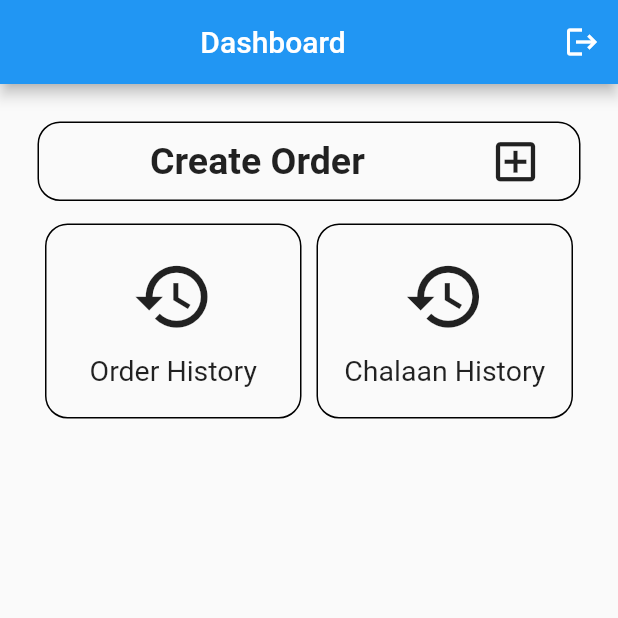
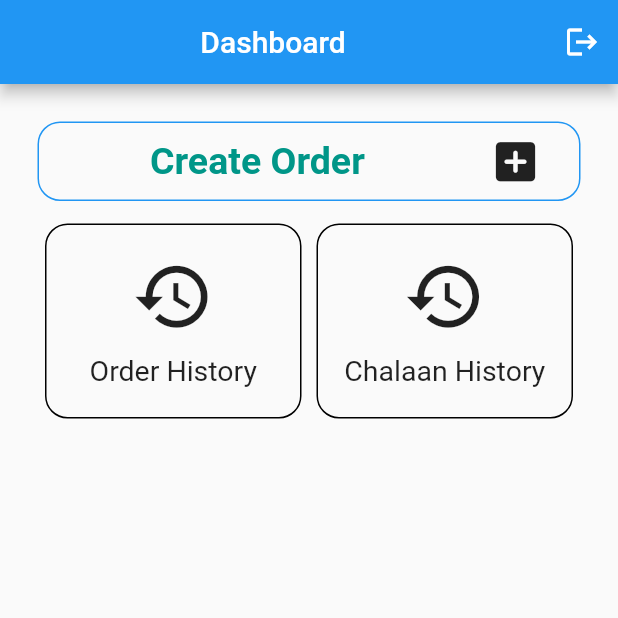
Before and after one commit to sartajmahmud/SwanApp, a Flutter app: the HomeScreen screen opened by its route, on a phone screen of 412 x 824 dp, the top half of it. Run offline on Flutter 3.47's test engine with Material 2 defaults, Android fonts, the phone set to English and light mode, and no system bars; our stand-ins replace mvc_pattern, pdf, printing, shared_preferences; accounts and stored records are empty.

Commit message:
product and fabric list view updated by noman

```diff
--- a/lib/Models/Fabric.dart
+++ b/lib/Models/Fabric.dart
@@ -2,6 +2,7 @@ class Fabric{
   int id = 0;
   String fabric_name = '';
   String fabric_type = '';
+  String fabric_dimension = '';
   int fabric_rate = 0;
   String created_at = '';
   String updated_at = '';
@@ -14,6 +15,7 @@ class Fabric{
     jsonMap['id'] != null ? id  = jsonMap['id'] : id = 0;
     jsonMap['fabric_name'] != null ? fabric_name = jsonMap['fabric_name'] : fabric_name = '';
     jsonMap['fabric_type'] != null ? fabric_type = jsonMap['fabric_type'] : fabric_type = '';
+    jsonMap['fabric_dimension'] != null ? fabric_dimension = jsonMap['fabric_dimension'] : fabric_dimension = '';
     jsonMap['fabric_rate'] != null ? fabric_rate = jsonMap['fabric_rate'] : fabric_rate = 0;
     jsonMap['created_at'] != null ? created_at = jsonMap['created_at'] : created_at = '';
     jsonMap['updated_at'] != null ? updated_at = jsonMap['updated_at'] : updated_at = '';
--- a/lib/Screens/HomeScreen.dart
+++ b/lib/Screens/HomeScreen.dart
@@ -39,7 +39,7 @@ class _HomeScreenState extends State<HomeScreen> {
                   },
                   child: Container(
                     decoration: BoxDecoration(
-                      border: Border.all(color: Colors.black, width: 1),
+                      border: Border.all(color: Colors.blue, width: 1),
                       borderRadius: BorderRadius.all(Radius.circular(15)),
 
                     ),
@@ -53,11 +53,13 @@ class _HomeScreenState extends State<HomeScreen> {
                               child: Center(child: Text('Create Order',
                               style: TextStyle(
                                 fontSize: 25,
-                                fontWeight: FontWeight.bold
+                                fontWeight: FontWeight.bold,
+                                color: Colors.teal
+
                               ),))),
                           Expanded(
                             flex: 2,
-                              child: Icon(Icons.add_box_outlined,
+                              child: Icon(Icons.add_box_rounded,
                               size: 35,))
                         ],
                       ),
--- a/lib/Widgets/ProductDetailsField.dart
+++ b/lib/Widgets/ProductDetailsField.dart
@@ -77,7 +77,7 @@ class _ProductDetailsFieldState extends StateMVC<ProductDetailsField> {
                       items: widget._con.products.map((Product value) {
                         return DropdownMenuItem<Product>(
                           value: value,
-                          child: Text(value.product_name),
+                          child: Text(value.product_name+''+value.size),
                         );
                       }).toList(),
                     ),
@@ -329,7 +329,7 @@ class _ProductDetailsFieldState extends StateMVC<ProductDetailsField> {
                   builder: (FormFieldState<Fabric> state) {
                     return InputDecorator(
                       decoration: const InputDecoration(
-                        labelText: 'Fabric ID',
+                        labelText: 'Fabric',
                         labelStyle: TextStyle(
                             fontWeight: FontWeight.w500,
                             fontFamily: 'PlayfairDisplay'),
@@ -350,7 +350,7 @@ class _ProductDetailsFieldState extends StateMVC<ProductDetailsField> {
                           items: widget._con.fabrics.map((Fabric value) {
                             return DropdownMenuItem<Fabric>(
                               value: value,
-                              child: Text(value.fabric_name),
+                              child: Text(value.fabric_name+'-'+value.fabric_type+'('+value.fabric_dimension+')'),
                             );
                           }).toList(),
                         ),
```
